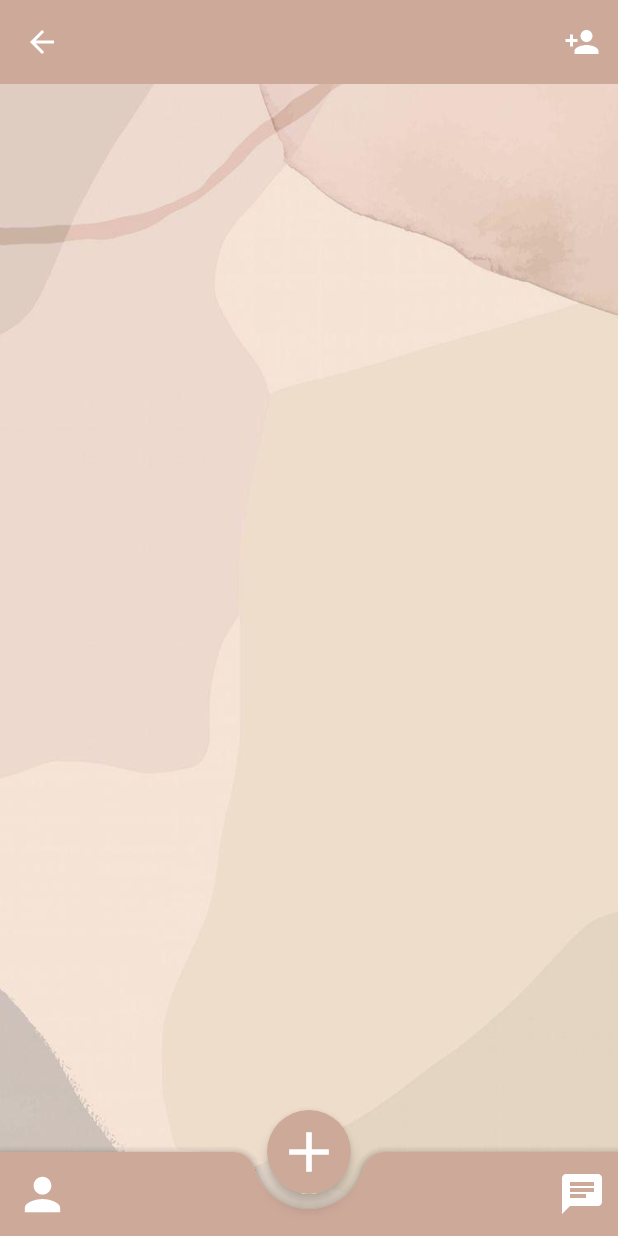
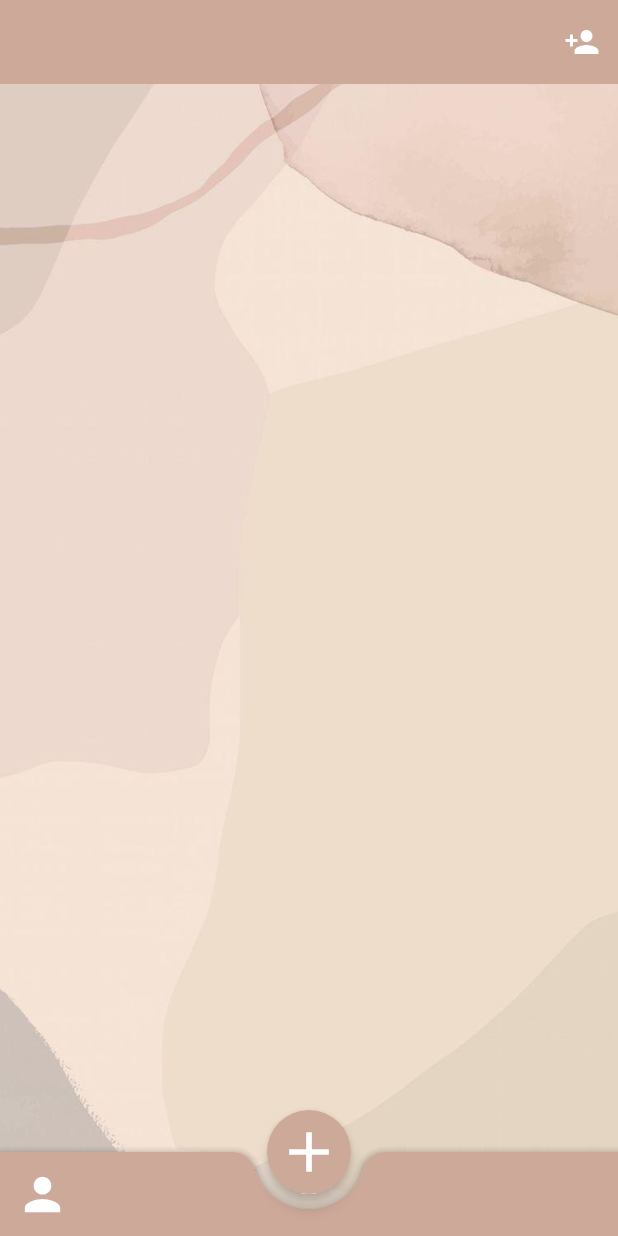
Before and after one commit to lironshish/SuperList, an Android app: the MyListActivity screen opened directly, with no data from a screen before it, on a phone screen of 412 x 824 dp. Run offline under Robolectric (Android 15) with nearby library versions, the phone set to English and light mode, and no system bars; our stand-ins replace CircleImageView, Firebase (no records; nobody signed in at launch, a user with empty details on screens opened directly); libraries missing offline, so code that uses them is left out: com.firebase.ui; pictures from the network do not load; 1 statement that could not run was skipped.

Commit message:
Fix UI issues

```diff
--- a/app/src/main/java/com/example/superlist/superlist/Activities/LoginActivity.java
+++ b/app/src/main/java/com/example/superlist/superlist/Activities/LoginActivity.java
@@ -8,7 +8,6 @@ import android.os.Bundle;
 import android.util.Log;
 import android.view.View;
 import android.widget.ImageView;
-
 import com.airbnb.lottie.LottieAnimationView;
 import com.example.superlist.R;
 import com.example.superlist.superlist.Firebase.DataManager;
--- a/app/src/main/java/com/example/superlist/superlist/Activities/MyListActivity.java
+++ b/app/src/main/java/com/example/superlist/superlist/Activities/MyListActivity.java
@@ -1,31 +1,33 @@
 package com.example.superlist.superlist.Activities;
 
 import androidx.annotation.NonNull;
+import androidx.annotation.RequiresApi;
 import androidx.appcompat.app.AppCompatActivity;
 import androidx.appcompat.widget.Toolbar;
+import androidx.drawerlayout.widget.DrawerLayout;
 import androidx.recyclerview.widget.GridLayoutManager;
 import androidx.recyclerview.widget.RecyclerView;
 
 import android.annotation.SuppressLint;
 import android.content.Intent;
+import android.net.Uri;
+import android.os.Build;
 import android.os.Bundle;
-import android.util.Log;
 import android.view.MenuItem;
 import android.view.View;
 import android.widget.Toast;
 
+import com.bumptech.glide.Glide;
 import com.example.superlist.R;
 import com.example.superlist.superlist.Adapters.ItemAdapter;
-import com.example.superlist.superlist.Adapters.ListAdapter;
 import com.example.superlist.superlist.Finals.Keys;
 import com.example.superlist.superlist.Firebase.DataManager;
 import com.example.superlist.superlist.Objects.Item;
-import com.example.superlist.superlist.Objects.List;
-import com.example.superlist.superlist.Objects.User;
 import com.firebase.ui.auth.AuthUI;
 import com.google.android.gms.tasks.OnCompleteListener;
 import com.google.android.gms.tasks.Task;
 import com.google.android.material.appbar.MaterialToolbar;
+import com.google.android.material.bottomappbar.BottomAppBar;
 import com.google.android.material.floatingactionbutton.FloatingActionButton;
 import com.google.android.material.navigation.NavigationView;
 import com.google.android.material.progressindicator.CircularProgressIndicator;
@@ -55,22 +57,20 @@ public class MyListActivity extends AppCompatActivity {
     //nav
     private NavigationView nav_view;
     private View header;
-    private FloatingActionButton navigation_header_container_FAB_profile_pic;
     private MaterialTextView header_TXT_username;
     private CircleImageView header_IMG_user;
     private CircularProgressIndicator header_BAR_progress;
-    public static final String KEY_PROFILE_PICTURES = "profile_pictures";
+    private DrawerLayout drawer_layout;
+    private BottomAppBar panel_AppBar_bottom;
 
     private Bundle bundle;
     private String currentListName;
     private String currentListSerialNumber;
 
-
     private ArrayList<Item> myItems = new ArrayList();
     private ItemAdapter adapter;
 
     private MaterialToolbar panel_Toolbar_Top;
-
     private MenuItem add_person;
 
     @Override
@@ -78,21 +78,17 @@ public class MyListActivity extends AppCompatActivity {
         super.onCreate(savedInstanceState);
         setContentView(R.layout.activity_my_list);
 
-        if (getIntent().getBundleExtra("Bundle") != null){
+        if (getIntent().getBundleExtra("Bundle") != null) {
             this.bundle = getIntent().getBundleExtra("Bundle");
             currentListName = bundle.getString("currentListName");
             currentListSerialNumber = bundle.getString("currentListSerialNumber");
         } else {
             this.bundle = new Bundle();
         }
-        Log.d("pttt", "myListAc "+ currentListName);
-        Log.d("pttt", "myListAc "+ currentListSerialNumber);
-        Log.d("pttt", "items: "+ myItems.toString());
 
         findViews();
         initButtons();
         add_person.setVisible(true);
-
         updateUI();
     }
 
@@ -100,7 +96,26 @@ public class MyListActivity extends AppCompatActivity {
 
         panel_Toolbar_Top.setTitle(currentListName);
 
-       // DatabaseReference userRef = realtimeDB.getReference(Keys.KEY_USERS).child(FirebaseAuth.getInstance().getCurrentUser().getUid()).child("lists").child(currentListName).child("items");
+        DatabaseReference myRef = realtimeDB.getReference(Keys.KEY_USERS).child(FirebaseAuth.getInstance().getCurrentUser().getUid());
+
+        myRef.addListenerForSingleValueEvent(new ValueEventListener() {
+            @Override
+            public void onDataChange(@NonNull DataSnapshot snapshot) {
+                header_TXT_username.setText(snapshot.child(Keys.KEY_USER_NAME).getValue(String.class));
+
+                Uri myUri = Uri.parse(snapshot.child(Keys.KEY_USER_PROFILE_IMAGE_URL).getValue(String.class));
+                Glide.with(MyListActivity.this)
+                        .load(myUri)
+                        .into(header_IMG_user);
+            }
+
+            @Override
+            public void onCancelled(@NonNull DatabaseError error) {
+
+            }
+        });
+
+
         DatabaseReference userRef = realtimeDB.getReference(Keys.KEY_LISTS).child(currentListSerialNumber).child("items");
 
         userRef.addValueEventListener(new ValueEventListener() {
@@ -109,27 +124,24 @@ public class MyListActivity extends AppCompatActivity {
                 myItems = new ArrayList<>();
                 for (DataSnapshot child : snapshot.getChildren()) {
                     try {
-                        String name = child.child("name").getValue(String.class);
-                        Float amount = child.child("amount").getValue(Float.class);
+                        String name = child.child(Keys.KEY_ITEM_NAME).getValue(String.class);
+                        Float amount = child.child(Keys.KEY_ITEM_AMOUNT).getValue(Float.class);
                         Item tempItem = new Item();
                         tempItem.setName(name);
                         tempItem.setAmount(amount);
                         myItems.add(tempItem);
-                    } catch (Exception ex) {}
+                    } catch (Exception ex) {
+                    }
                 }
                 initAdapter();
 
             }
-
-
-
 
             @Override
             public void onCancelled(@NonNull DatabaseError error) {
 
             }
         });
-
 
 
     }
@@ -139,28 +151,22 @@ public class MyListActivity extends AppCompatActivity {
         adapter = new ItemAdapter(this, myItems, new ItemAdapter.itemListener() {
             @Override
             public void clicked(Item item, int position) {
-
             }
 
             @Override
             public void longClick(Item item, int position) {
-
                 delete(position, item.getName());
             }
         });
-        list_RECYC_items.setLayoutManager(new GridLayoutManager(this,1));
+        list_RECYC_items.setLayoutManager(new GridLayoutManager(this, 1));
         list_RECYC_items.setAdapter(adapter);
     }
 
 
     private void delete(int position, String name) {
-        // creating a variable for our Database
-        // Reference for Firebase.
-        DatabaseReference dbref= realtimeDB.getReference(Keys.KEY_USERS).child(FirebaseAuth.getInstance().getCurrentUser().getUid()).child("lists").child(currentListSerialNumber).child("items");
-        // we are use add listerner
-        // for event listener method
-        // which is called with query.
-        Query query=dbref.child(name);
+
+        DatabaseReference listsRef = realtimeDB.getReference(Keys.KEY_LISTS).child(currentListSerialNumber).child(Keys.KEY_ITEMS);
+        Query query = listsRef.child(name);
         query.addListenerForSingleValueEvent(new ValueEventListener() {
             @Override
             public void onDataChange(@NonNull DataSnapshot snapshot) {
@@ -191,6 +197,8 @@ public class MyListActivity extends AppCompatActivity {
         list_RECYC_items = findViewById(R.id.list_RECYC_items);
 
         panel_Toolbar_Top = findViewById(R.id.panel_Toolbar_Top);
+        panel_AppBar_bottom = findViewById(R.id.panel_AppBar_bottom);
+        drawer_layout = findViewById(R.id.drawer_layout);
         add_person = panel_Toolbar_Top.getMenu().findItem(R.id.add_person);
 
     }
@@ -222,38 +230,25 @@ public class MyListActivity extends AppCompatActivity {
             }
 
         });
-//
-//        panel_AppBar_bottom.setNavigationOnClickListener(new View.OnClickListener() {
-//            @RequiresApi(api = Build.VERSION_CODES.M)
-//            @Override
-//            public void onClick(View v) {
-//                drawer_layout.openDrawer(drawer_layout.getForegroundGravity());
-//            }
-//        });
 
-//        navigation_header_container_FAB_profile_pic.setOnClickListener(new View.OnClickListener() {
-//            @Override
-//            public void onClick(View v) {
-//              //  editPic();
-//            }
-//        });
-//
-//        header_IMG_user.setOnClickListener(new View.OnClickListener() {
-//            @Override
-//            public void onClick(View v) {
-//               // editPic();
-//            }
-//        });
+        panel_AppBar_bottom.setNavigationOnClickListener(new View.OnClickListener() {
+            @RequiresApi(api = Build.VERSION_CODES.M)
+            @Override
+            public void onClick(View v) {
+                drawer_layout.openDrawer(drawer_layout.getForegroundGravity());
+            }
+        });
+
 
         toolbar_FAB_add.setOnClickListener(new View.OnClickListener() {
             @Override
             public void onClick(View view) {
 
-                Intent intent = new Intent(MyListActivity.this,AddItemActivity.class);
+                Intent intent = new Intent(MyListActivity.this, AddItemActivity.class);
                 Bundle bundle = new Bundle();
-                bundle.putString("currentListName",currentListName);
-                bundle.putString("currentListSerialNumber",currentListSerialNumber);
-                intent.putExtra("Bundle",bundle);
+                bundle.putString("currentListName", currentListName);
+                bundle.putString("currentListSerialNumber", currentListSerialNumber);
+                intent.putExtra("Bundle", bundle);
                 startActivity(intent);
                 finish();
             }
@@ -263,11 +258,11 @@ public class MyListActivity extends AppCompatActivity {
         panel_Toolbar_Top.setOnMenuItemClickListener(new Toolbar.OnMenuItemClickListener() {
             @Override
             public boolean onMenuItemClick(MenuItem item) {
-                Intent intent = new Intent(MyListActivity.this,ShareListActivity.class);
+                Intent intent = new Intent(MyListActivity.this, ShareListActivity.class);
                 Bundle bundle = new Bundle();
-                bundle.putString("currentListName",currentListName);
-                bundle.putString("currentListSerialNumber",currentListSerialNumber);
-                intent.putExtra("Bundle",bundle);
+                bundle.putString("currentListName", currentListName);
+                bundle.putString("currentListSerialNumber", currentListSerialNumber);
+                intent.putExtra("Bundle", bundle);
                 startActivity(intent);
                 return false;
             }
@@ -275,6 +270,4 @@ public class MyListActivity extends AppCompatActivity {
     }
 
 
-
-
 }
--- a/app/src/main/res/layout/activity_login.xml
+++ b/app/src/main/res/layout/activity_login.xml
@@ -6,7 +6,6 @@
     android:layout_height="match_parent"
     android:background="@drawable/ic_background"
     tools:context=".superlist.Activities.LoginActivity">
-
 
     <ImageView
         android:id="@+id/login_IMG_logo"
--- a/app/src/main/res/layout/activity_main.xml
+++ b/app/src/main/res/layout/activity_main.xml
@@ -29,8 +29,6 @@
                 android:background="#CDA99A"
                 app:layout_scrollFlags="scroll|enterAlways|snap"
                 app:menu="@menu/top_app_bar_menu"
-                app:navigationIcon="@drawable/ic_back"
-                app:navigationIconTint="@color/white"
                 app:title= "My Lists"
                 app:titleCentered="true"
                 android:fontFamily="@font/font_buttons"
--- a/app/src/main/res/layout/activity_my_list.xml
+++ b/app/src/main/res/layout/activity_my_list.xml
@@ -29,8 +29,6 @@
                 android:background="#CDA99A"
                 app:layout_scrollFlags="scroll|enterAlways|snap"
                 app:menu="@menu/top_app_bar_menu"
-                app:navigationIcon="@drawable/ic_back"
-                app:navigationIconTint="@color/white"
                 app:title= "The List"
                 app:titleCentered="true"
                 android:fontFamily="@font/font_buttons"
--- a/app/src/main/res/layout/activity_splash.xml
+++ b/app/src/main/res/layout/activity_splash.xml
@@ -6,7 +6,6 @@
     android:layout_height="match_parent"
     android:background="@drawable/ic_background"
     tools:context=".superlist.Activities.SplashActivity">
-
 
     <ImageView
         android:id="@+id/splash_IMG_logo"
@@ -17,8 +16,9 @@
         android:src="@drawable/ic_logo" />
 
 
+
     <com.airbnb.lottie.LottieAnimationView
-        android:id="@+id/panel_PRG_bar"
+        android:id="@+id/shopping_cart_LOT_animation"
         android:layout_width="150dp"
         android:layout_height="150dp"
         android:layout_alignParentBottom="true"
--- a/app/src/main/res/menu/bottom_app_bar_menu.xml
+++ b/app/src/main/res/menu/bottom_app_bar_menu.xml
@@ -2,9 +2,5 @@
 <menu xmlns:android="http://schemas.android.com/apk/res/android"
     xmlns:app="http://schemas.android.com/apk/res-auto">
 
-    <item
-        android:id="@+id/menu_chat"
-        android:icon="@drawable/ic_chat"
-        android:title="Chat"
-        app:showAsAction="ifRoom" />
+
 </menu>
```
Also changed, not shown: app/src/main/java/com/example/superlist/superlist/Activities/CreateListActivity.java (+14 -37 lines), app/src/main/java/com/example/superlist/superlist/Activities/MainActivity.java (+57 -83 lines), app/src/main/java/com/example/superlist/superlist/Activities/ShareListActivity.java (+0 -21 lines), app/src/main/java/com/example/superlist/superlist/Activities/SignUpActivity.java (+8 -23 lines), app/src/main/java/com/example/superlist/superlist/Activities/SplashActivity.java (+10 -3 lines), app/src/main/java/com/example/superlist/superlist/Finals/Keys.java (+23 -0 lines), app/src/main/java/com/example/superlist/superlist/Firebase/DataManager.java (+22 -0 lines), app/src/main/java/com/example/superlist/superlist/Objects/List.java (+9 -3 lines).
